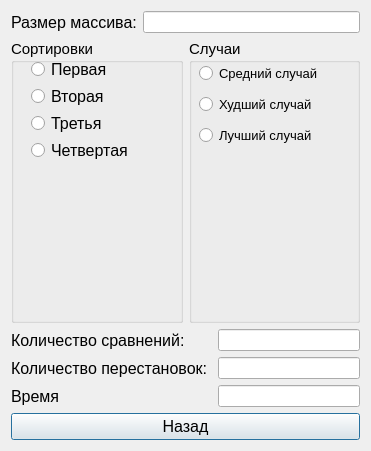
BatyrshinBPO-16-01/Lab1Interface, file arrays.ui: the form before one commit.
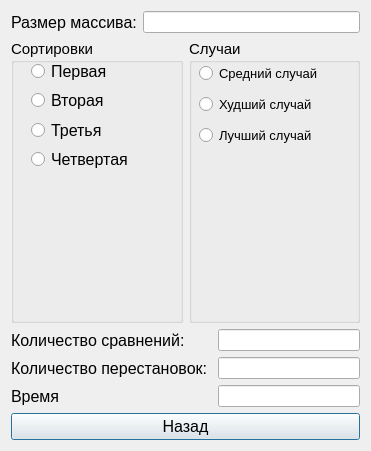
The form after the commit.

```diff
--- a/arrays.ui
+++ b/arrays.ui
@@ -45,13 +45,13 @@
        <property name="title">
         <string>Сортировки</string>
        </property>
-       <widget class="QWidget" name="">
+       <widget class="QWidget" name="layoutWidget">
         <property name="geometry">
          <rect>
           <x>20</x>
           <y>20</y>
           <width>141</width>
-          <height>101</height>
+          <height>112</height>
          </rect>
         </property>
         <layout class="QVBoxLayout" name="verticalLayout_3">
```
Left out of the diff: 4 changed lines with no effect on the pictures.
